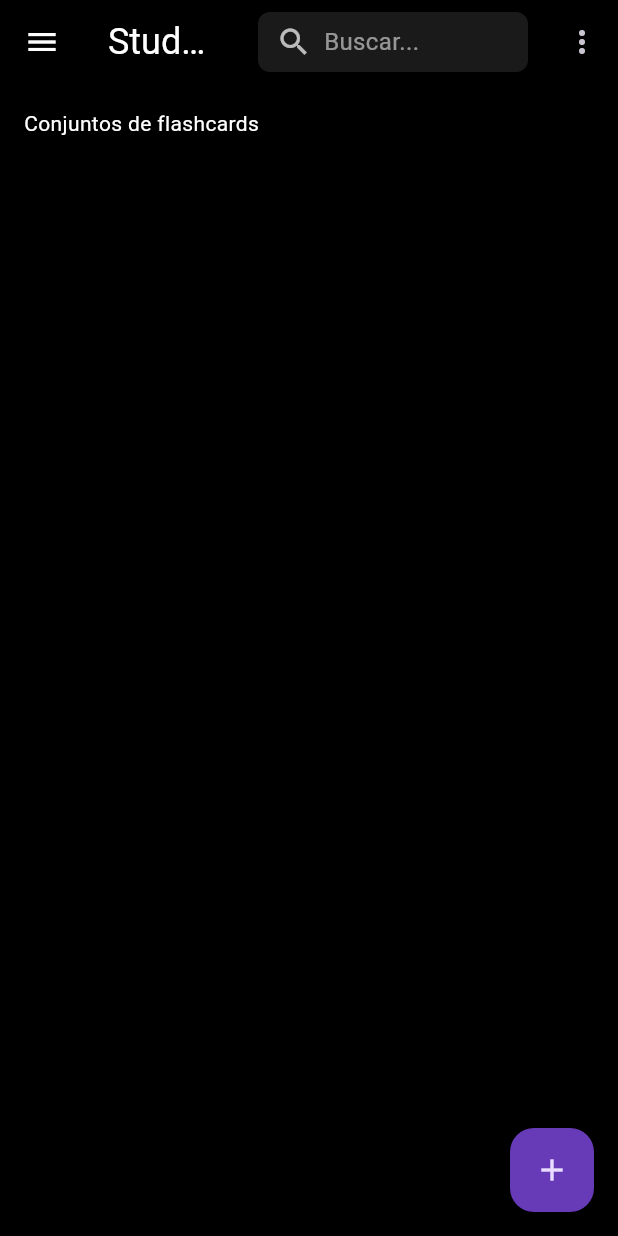
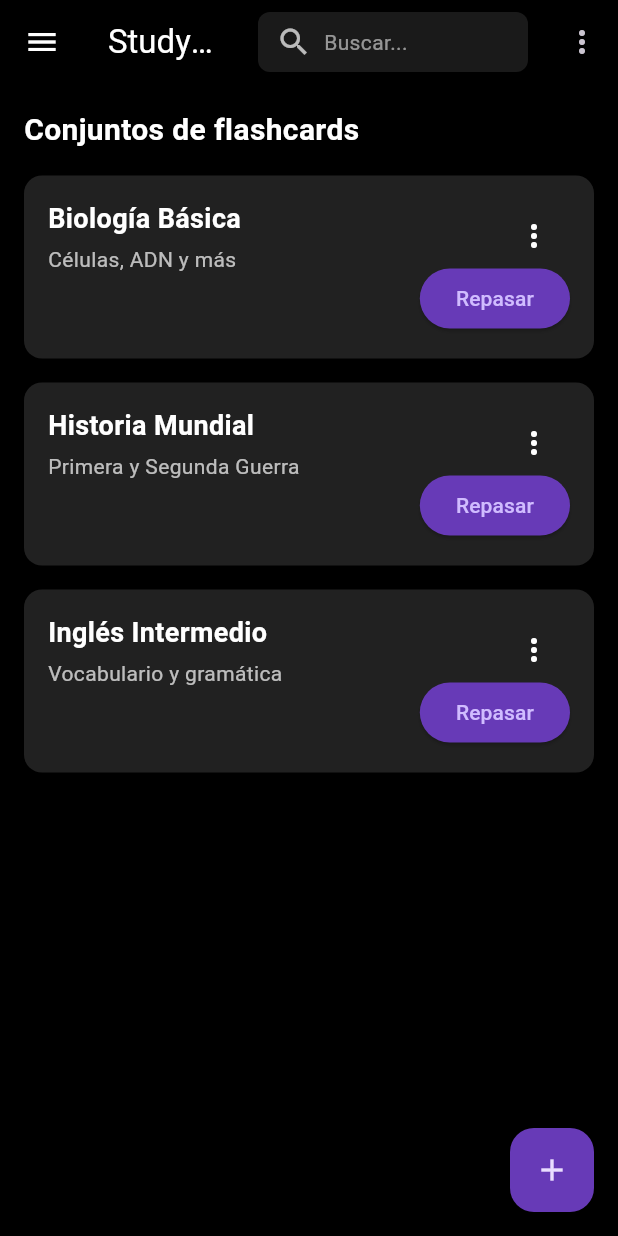
Before and after one commit to SkyKipz/Studyflash, a Flutter app: the screen it shows after launch, on a phone screen of 412 x 824 dp. Run offline on Flutter 3.47's test engine with Material 3 defaults, Android fonts, the phone set to English and light mode, and no system bars; our stand-ins replace firebase_auth, firebase_core, firebase_database, flutter_dotenv, google_sign_in; accounts and stored records are empty.

Commit message:
Inicio tarjetas

```diff
--- a/studyflash/lib/presentation/screens/home_screen.dart
+++ b/studyflash/lib/presentation/screens/home_screen.dart
@@ -1,5 +1,5 @@
 import 'package:flutter/material.dart';
-import 'home_screen2.dart';
+import 'editartarjetas.dart';
 import 'confi.dart';
 
 class NewHomeScreen extends StatelessWidget {
@@ -7,6 +7,14 @@ class NewHomeScreen extends StatelessWidget {
 
   @override
   Widget build(BuildContext context) {
+
+    //cambiarlo despues por la bd
+    final List<Map<String, String>> conjuntos = [
+      {'titulo': 'Biología Básica', 'subtitulo': 'Células, ADN y más'},
+      {'titulo': 'Historia Mundial', 'subtitulo': 'Primera y Segunda Guerra'},
+      {'titulo': 'Inglés Intermedio', 'subtitulo': 'Vocabulario y gramática'},
+    ];
+
     return Scaffold(
       backgroundColor: Colors.black,
       drawer: Drawer(
@@ -19,44 +27,32 @@ class NewHomeScreen extends StatelessWidget {
               ),
               child: Column(
                 children: [
-                        Text(
+                  const Text(
                     'Menú',
-                          style: TextStyle(
-                            color: Colors.white,
-                            fontSize: 16,
+                    style: TextStyle(color: Colors.white, fontSize: 16),
                   ),
+                  const SizedBox(height: 8),
+                  CircleAvatar(
+                    radius: 30,
+                    backgroundColor: Colors.grey[800],
+                    child: const Icon(Icons.person, color: Colors.white, size: 30),
                   ),
-                        SizedBox(height: 8),
-                        CircleAvatar(
-                          radius: 30,  // Tamaño de la imagen
-                           backgroundColor: Colors.grey[800],
-                          child: Icon(
-                            Icons.person,
-                            color: Colors.white,
-                            size: 30, // Tamaño del ícono dentro del círculo
-                          ),
-                        ),
-                        SizedBox(height: 5),  // Espacio entre la imagen y el texto
-                        Text(
-                          'Invitado',  // Nombre predeterminado
-                          style: TextStyle(
-                            color: Colors.white,
-                            fontSize: 16,
-                          ),
+                  const SizedBox(height: 5),
+                  const Text(
+                    'Invitado',
+                    style: TextStyle(color: Colors.white, fontSize: 16),
                   ),
                 ],
               ),
             ),
             ListTile(
-                    leading: Icon(Icons.bookmark),
-                    title: Text('Marcadores'),
-                    onTap: () {
-                      // Funcionalidad futura para Marcadores
-                    },
+              leading: const Icon(Icons.bookmark),
+              title: const Text('Marcadores'),
+              onTap: () {},
             ),
             ListTile(
-                    leading: Icon(Icons.settings),
-                    title: Text('Configuración'),
+              leading: const Icon(Icons.settings),
+              title: const Text('Configuración'),
               onTap: () {
                 Navigator.push(
                   context,
@@ -65,11 +61,9 @@ class NewHomeScreen extends StatelessWidget {
               },
             ),
             ListTile(
-                    leading: Icon(Icons.help),
-                    title: Text('Ayuda'),
-                    onTap: () {
-                      // Funcionalidad futura para Ayuda
-                    },
+              leading: const Icon(Icons.help),
+              title: const Text('Ayuda'),
+              onTap: () {},
             ),
           ],
         ),
@@ -77,31 +71,18 @@ class NewHomeScreen extends StatelessWidget {
       appBar: AppBar(
         backgroundColor: Colors.black,
         elevation: 0,
-        //boton "menu"
         leading: Builder(
           builder: (context) => IconButton(
-            icon: const Icon(
-              Icons.menu,
-              color: Colors.white,  // Establece el color del ícono como blanco
-            ),
+            icon: const Icon(Icons.menu, color: Colors.white),
             onPressed: () => Scaffold.of(context).openDrawer(),
           ),
         ),
-        title: const Text(
-          'StudyFlash',
-          style: TextStyle(
-            fontSize: 24,
-            color: Colors.white,  // Establece el color del texto como blanco
-          ),
-        ),
+        title: const Text('StudyFlash', style: TextStyle(color: Colors.white)),
         actions: [
           Padding(
             padding: const EdgeInsets.symmetric(horizontal: 12, vertical: 8),
-            //boton "Busqueda"
             child: InkWell(
-              onTap: () {
-                debugPrint("Barra de búsqueda presionada");
-              },
+              onTap: () => debugPrint("Barra de búsqueda presionada"),
               borderRadius: BorderRadius.circular(8),
               child: Container(
                 padding: const EdgeInsets.symmetric(horizontal: 12),
@@ -115,16 +96,12 @@ class NewHomeScreen extends StatelessWidget {
                   children: const [
                     Icon(Icons.search, color: Colors.white70),
                     SizedBox(width: 8),
-                    Text(
-                      'Buscar...',
-                      style: TextStyle(color: Colors.white54, fontSize: 16),
-                    ),
+                    Text('Buscar...', style: TextStyle(color: Colors.white54)),
                   ],
                 ),
               ),
             ),
           ),
-          //boton "tres puntos"
           IconButton(
             icon: const Icon(Icons.more_vert),
             onPressed: () {},
@@ -135,17 +112,79 @@ class NewHomeScreen extends StatelessWidget {
         padding: const EdgeInsets.all(16),
         child: Column(
           crossAxisAlignment: CrossAxisAlignment.start,
-          children: const [
+          children: [
+            const Text(
+              'Conjuntos de flashcards',
+              style: TextStyle(color: Colors.white, fontSize: 20, fontWeight: FontWeight.bold),
+            ),
+            const SizedBox(height: 16),
+            // Usamos Expanded para que ListView.builder no genere error
+            Expanded(
+              child: ListView.builder(
+                itemCount: conjuntos.length,
+                itemBuilder: (context, index) {
+                  final conjunto = conjuntos[index];
+                  return Container(
+                    margin: const EdgeInsets.only(bottom: 16),
+                    padding: const EdgeInsets.all(16),
+                    decoration: BoxDecoration(
+                      color: Colors.grey[900],
+                      borderRadius: BorderRadius.circular(12),
+                      boxShadow: [
+                        BoxShadow(color: Colors.black54, blurRadius: 4, offset: Offset(0, 2)),
+                      ],
+                    ),
+                    child: Stack(
+                      children: [
+                        Column(
+                          crossAxisAlignment: CrossAxisAlignment.start,
+                          children: [
                             Text(
-              'Conjuntos de flashcards',
-              style: TextStyle(color: Colors.white),
+                              conjunto['titulo']!,
+                              style: const TextStyle(
+                                color: Colors.white,
+                                fontSize: 18,
+                                fontWeight: FontWeight.bold,
                               ),
-            SizedBox(height: 32),
-            // contenido futuro aquí
+                            ),
+                            const SizedBox(height: 4),
+                            Text(
+                              conjunto['subtitulo']!,
+                              style: const TextStyle(color: Colors.white70),
+                            ),
+                            const SizedBox(height: 40),
+                          ],
+                        ),
+                        Positioned(
+                          top: 0,
+                          right: 0,
+                          child: IconButton(
+                            icon: const Icon(Icons.more_vert, color: Colors.white),
+                            onPressed: () {},
+                          ),
+                        ),
+                        Positioned(
+                          bottom: 0,
+                          right: 0,
+                          child: ElevatedButton(
+                            style: ElevatedButton.styleFrom(
+                              backgroundColor: Colors.deepPurple,
+                            ),
+                            onPressed: () {
+                              // Acción de repasar
+                            },
+                            child: const Text('Repasar'),
+                          ),
+                        ),
+                      ],
+                    ),
+                  );
+                },
+              ),
+            ),
           ],
         ),
       ),
-      //boton "+"
       floatingActionButton: FloatingActionButton(
         onPressed: () {
           Navigator.push(
```
Also changed, not shown: studyflash/lib/presentation/screens/editartarjetas.dart (added, +196 -0 lines). Lines whose indentation alone changed are shown as unchanged.
